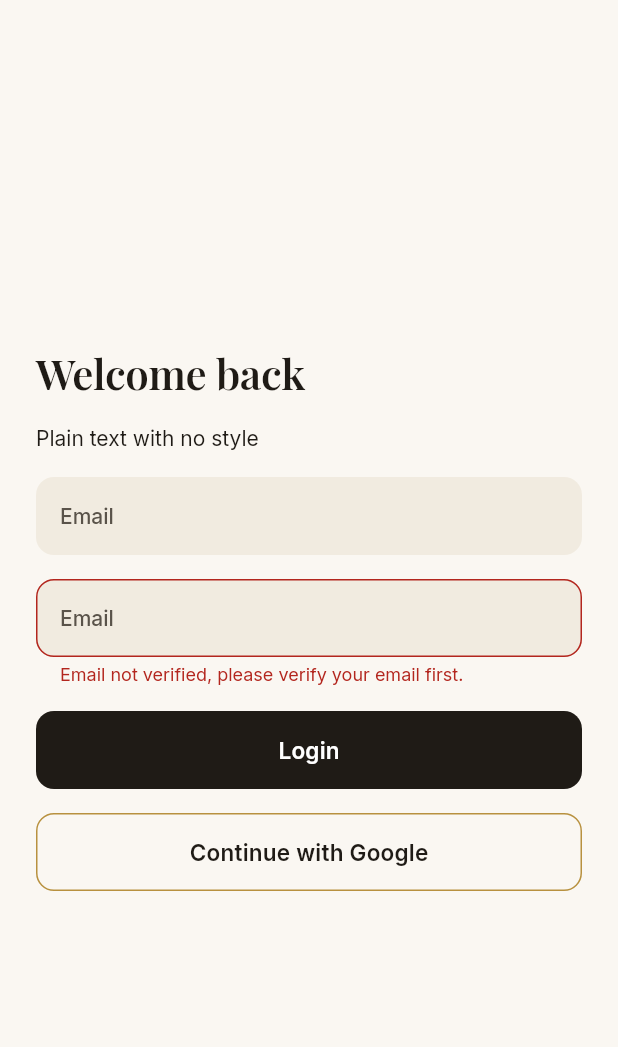
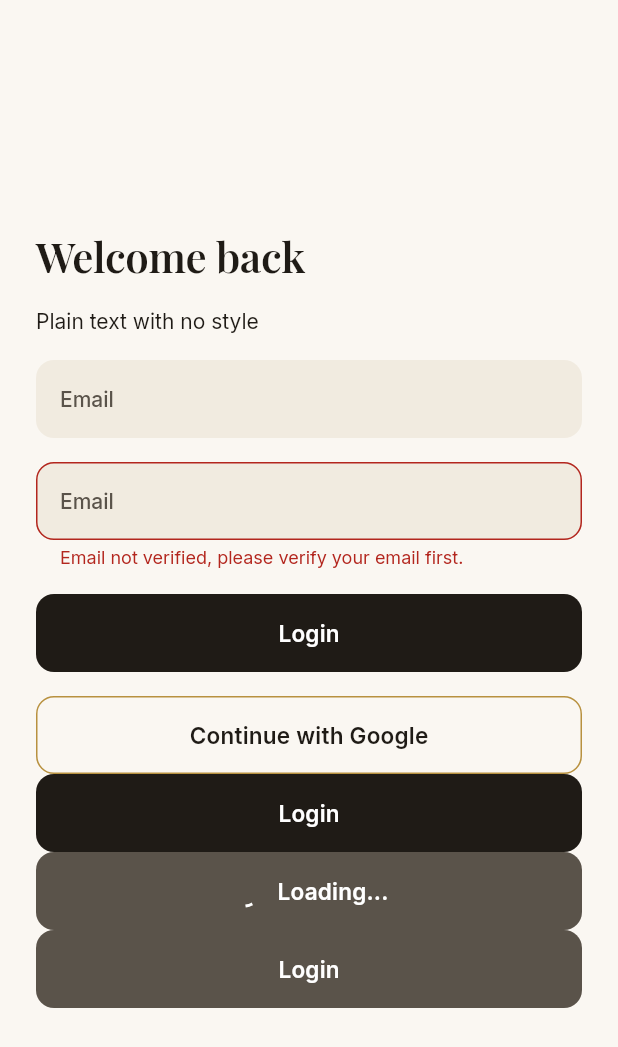
Before and after one commit to Yomna-Xll/lumiere, a Flutter app: the screen it shows after launch, on a phone screen of 412 x 824 dp. Shown: the top 1047 px of the screen. Run offline on Flutter 3.47's test engine with Material 3 defaults, Android fonts, the phone set to English and light mode, and no system bars; our stand-ins replace google_fonts.

Commit message:
Add AuthButton with loading state

```diff
--- a/lib/core/theme/app_theme.dart
+++ b/lib/core/theme/app_theme.dart
@@ -51,6 +51,8 @@ class AppTheme {
         style: ElevatedButton.styleFrom(
           backgroundColor: AppColors.textPrimary,
           foregroundColor: Colors.white,
+          disabledBackgroundColor: AppColors.textLabel,
+          disabledForegroundColor: Colors.white,
           minimumSize: const Size.fromHeight(52),
           elevation: 0,
           shape: RoundedRectangleBorder(
--- a/lib/core/widgets/auth_button.dart
+++ b/lib/core/widgets/auth_button.dart
@@ -1,13 +1,38 @@
+import 'dart:math';
+
 import 'package:flutter/material.dart';
 
-class PrimaryButton extends StatelessWidget {
-  const PrimaryButton({super.key, required this.text, required this.onPressed});
-
+class AuthButton extends StatelessWidget {
+  const AuthButton({
+    super.key,
+    required this.text,
+    required this.onPressed,
+    this.isLoading = false,
+  });
   final String text;
   final VoidCallback? onPressed;
-
+  final bool isLoading;
   @override
   Widget build(BuildContext context) {
-    return ElevatedButton(onPressed: onPressed, child: Text(text));
+    return ElevatedButton(
+      onPressed: isLoading ? null : onPressed,
+      child: isLoading
+          ? Row(
+              mainAxisSize: MainAxisSize.min,
+              children: [
+                SizedBox(
+                  width: 20,
+                  height: 20,
+                  child: CircularProgressIndicator(
+                    color: Colors.white,
+                    strokeWidth: 2,
+                  ),
+                ),
+                SizedBox(width: 12),
+                Text('Loading...'),
+              ],
+            )
+          : Text(text),
+    );
   }
 }
--- a/lib/features/theme_test_screen.dart
+++ b/lib/features/theme_test_screen.dart
@@ -1,4 +1,5 @@
 import 'package:flutter/material.dart';
+import 'package:lumiere/core/widgets/auth_button.dart';
 
 class ThemeTestScreen extends StatelessWidget {
   const ThemeTestScreen({super.key});
@@ -37,9 +38,13 @@ class ThemeTestScreen extends StatelessWidget {
             ElevatedButton(onPressed: () {}, child: const Text('Login')),
             const SizedBox(height: 16),
             OutlinedButton(
+
               onPressed: () {},
               child: const Text('Continue with Google'),
             ),
+            AuthButton(text: 'Login', onPressed: () {}),
+            AuthButton(text: 'Login', onPressed: () {}, isLoading: true),
+            AuthButton(text: 'Login', onPressed: null),
           ],
         ),
       ),
--- a/lib/main.dart
+++ b/lib/main.dart
@@ -1,5 +1,4 @@
 import 'package:flutter/material.dart';
-import 'package:lumiere/core/theme/app_text_style.dart';
 import 'package:lumiere/core/theme/app_theme.dart';
 import 'package:lumiere/features/theme_test_screen.dart';
 
```
